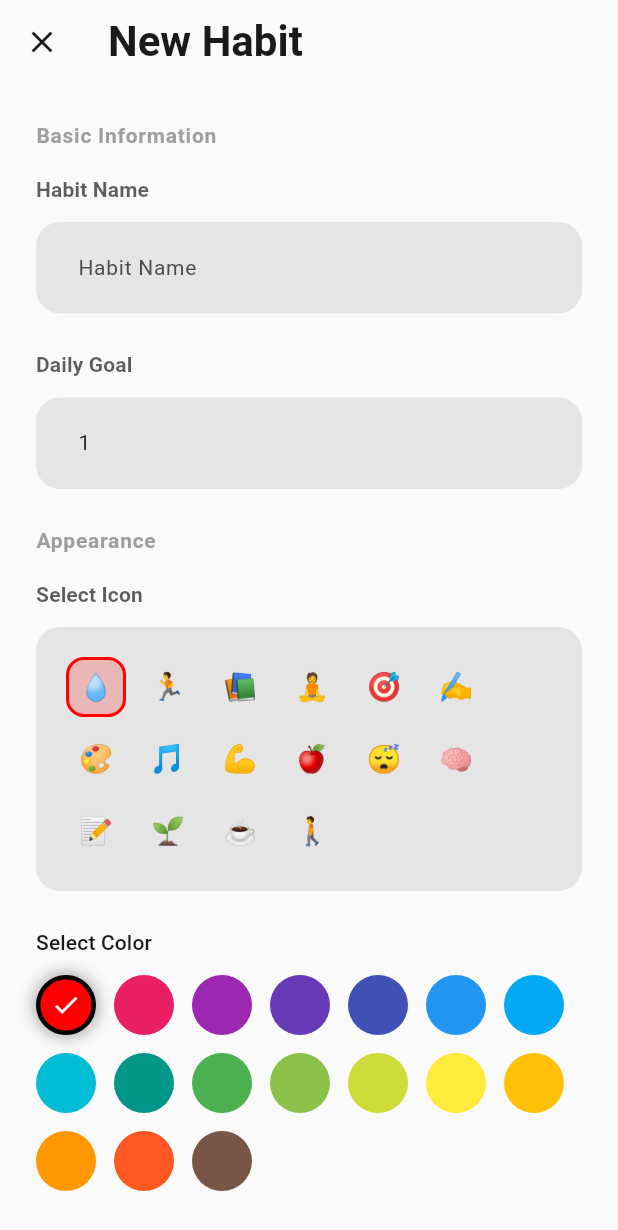
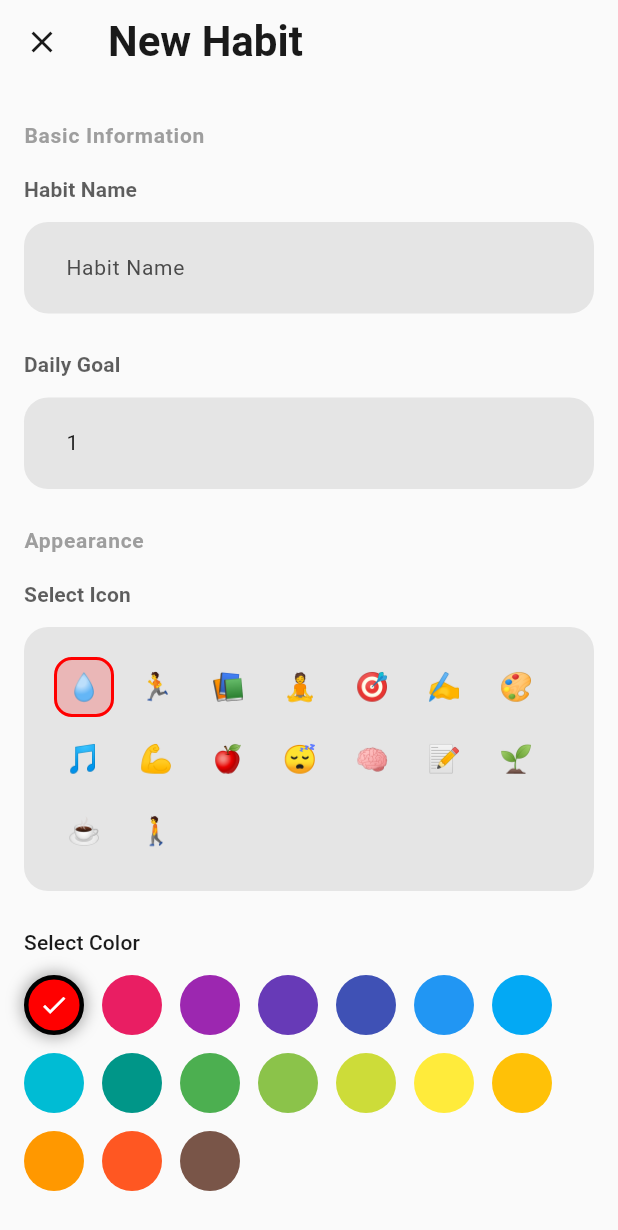
Before and after one commit to log-mind-365/tasklog, a Flutter app: the HabitFormPage screen opened directly, on a phone screen of 412 x 824 dp. Shown: the top 1230 px of the screen. Run offline on Flutter 3.47's test engine with Material 3 defaults, Android fonts, the light colour scheme and no system bars; our stand-ins replace drift, drift_flutter, flutter_riverpod, freezed_annotation, google_mobile_ads, riverpod_annotation and 1 more; accounts and stored records are empty; generated files the repository leaves out were written again; network calls fail; Roboto replaces fonts that are missing (SF Pro Display).

Commit message:
style: 앱바 좌우 패딩 통일
- 할일 페이지 앱바 기준(spacingLarge=16.0)으로 통일
- 설정 페이지 SectionHeader 좌우 패딩 조정
- 할일/습관 폼 페이지 ListView 좌우 패딩 통일
- 모든 페이지에서 일관된 좌우 여백 제공

```diff
--- a/lib/presentation/pages/habit_form/habit_form_page.dart
+++ b/lib/presentation/pages/habit_form/habit_form_page.dart
@@ -72,7 +72,10 @@ class _HabitFormPageState extends ConsumerState<HabitFormPage> {
       body: Form(
         key: _formKey,
         child: ListView(
-          padding: const EdgeInsets.all(AppConstants.spacingXXLarge),
+          padding: const EdgeInsets.symmetric(
+            horizontal: AppConstants.spacingLarge,
+            vertical: AppConstants.spacingXXLarge,
+          ),
           children: [
             _buildSectionLabel(l10n.basicInformation),
             const SizedBox(height: AppConstants.spacingLarge),
@@ -211,46 +214,12 @@ class _HabitFormPageState extends ConsumerState<HabitFormPage> {
     bool isEditing,
     AppLocalizations l10n,
   ) {
-    final theme = Theme.of(context);
-    return Container(
+    return SizedBox(
       height: AppConstants.spacingGiant,
-      decoration: BoxDecoration(
-        borderRadius: BorderRadius.circular(AppConstants.radiusXLarge),
-        color: theme.colorScheme.primary,
-        boxShadow: [
-          BoxShadow(
-            color: theme.colorScheme.primary.withValues(
-              alpha: AppConstants.alphaStrong,
-            ),
-            blurRadius: AppConstants.spacingLarge,
-            offset: const Offset(0, 4),
-          ),
-        ],
-      ),
-      child: ElevatedButton(
+      width: double.infinity,
+      child: FilledButton(
         onPressed: () => _saveHabit(context, isEditing, l10n),
-        style: ElevatedButton.styleFrom(
-          backgroundColor: Colors.transparent,
-          shadowColor: Colors.transparent,
-          shape: RoundedRectangleBorder(
-            borderRadius: BorderRadius.circular(AppConstants.radiusXLarge),
-          ),
-        ),
-        child: Row(
-          mainAxisAlignment: MainAxisAlignment.center,
-          children: [
-            const Icon(Icons.check_circle_outline, color: Colors.white),
-            const SizedBox(width: AppConstants.spacingMedium),
-            Text(
-              isEditing ? l10n.updateHabit : l10n.createHabit,
-              style: const TextStyle(
-                color: Colors.white,
-                fontSize: AppConstants.fontSizeMedium,
-                fontWeight: FontWeight.w600,
-              ),
-            ),
-          ],
-        ),
+        child: Text(isEditing ? l10n.updateHabit : l10n.createHabit),
       ),
     );
   }
--- a/lib/presentation/pages/settings/widgets/section_header.dart
+++ b/lib/presentation/pages/settings/widgets/section_header.dart
@@ -12,9 +12,9 @@ class SectionHeader extends StatelessWidget {
 
     return Padding(
       padding: const EdgeInsets.fromLTRB(
+        AppConstants.spacingLarge,
         AppConstants.spacingXLarge,
-        AppConstants.spacingXLarge,
-        AppConstants.spacingXLarge,
+        AppConstants.spacingLarge,
         AppConstants.spacingMedium,
       ),
       child: Text(
--- a/lib/presentation/pages/todo_form/todo_form_page.dart
+++ b/lib/presentation/pages/todo_form/todo_form_page.dart
@@ -125,7 +125,10 @@ class TodoFormPage extends ConsumerWidget {
         ),
       ),
       body: ListView(
-        padding: const EdgeInsets.all(AppConstants.spacingXXLarge),
+        padding: const EdgeInsets.symmetric(
+          horizontal: AppConstants.spacingLarge,
+          vertical: AppConstants.spacingXXLarge,
+        ),
         children: [
           TodoFormTitleField(
             controller: viewModel.titleController,
```
